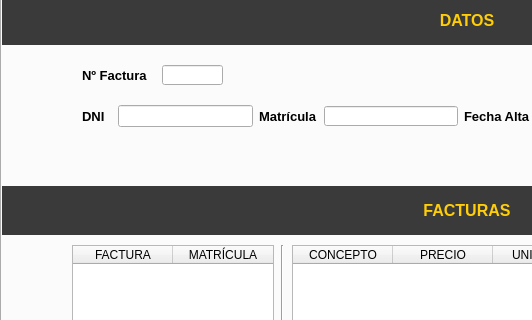
Old version of the form views/venMain.ui in the repository LazaroDeTormes/vazquezgonzalez; both pictures show x 0 to 532 and y 89 to 409 of the 929 by 851 pixel window.
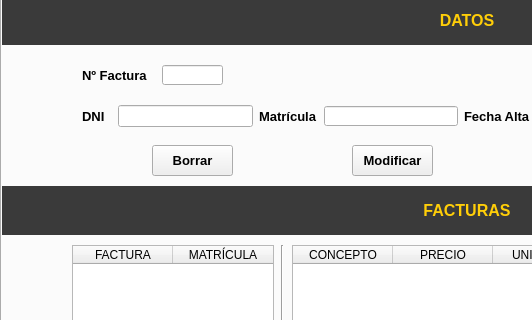
New version of the form. Icons and pictures are not drawn.

What changed in the file:
```diff
--- a/views/venMain.ui
+++ b/views/venMain.ui
@@ -2240,6 +2240,46 @@
        <bool>true</bool>
       </property>
      </widget>
+     <widget class="QPushButton" name="btnBorrarFac">
+      <property name="geometry">
+       <rect>
+        <x>150</x>
+        <y>160</y>
+        <width>81</width>
+        <height>31</height>
+       </rect>
+      </property>
+      <property name="font">
+       <font>
+        <pointsize>10</pointsize>
+        <weight>75</weight>
+        <bold>true</bold>
+       </font>
+      </property>
+      <property name="text">
+       <string>Borrar</string>
+      </property>
+     </widget>
+     <widget class="QPushButton" name="pushButton_2">
+      <property name="geometry">
+       <rect>
+        <x>350</x>
+        <y>160</y>
+        <width>81</width>
+        <height>31</height>
+       </rect>
+      </property>
+      <property name="font">
+       <font>
+        <pointsize>10</pointsize>
+        <weight>75</weight>
+        <bold>true</bold>
+       </font>
+      </property>
+      <property name="text">
+       <string>Modificar</string>
+      </property>
+     </widget>
     </widget>
     <widget class="QWidget" name="tab_3">
      <attribute name="title">
```
Left out of the diff: 6 changed lines with no effect on the pictures.
